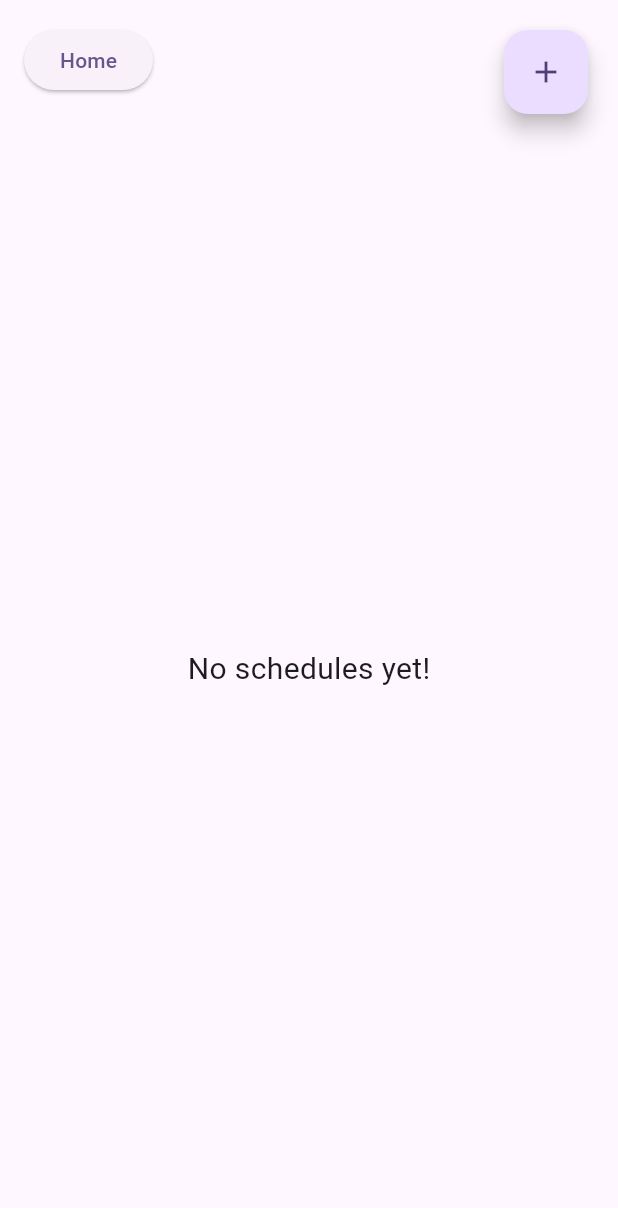
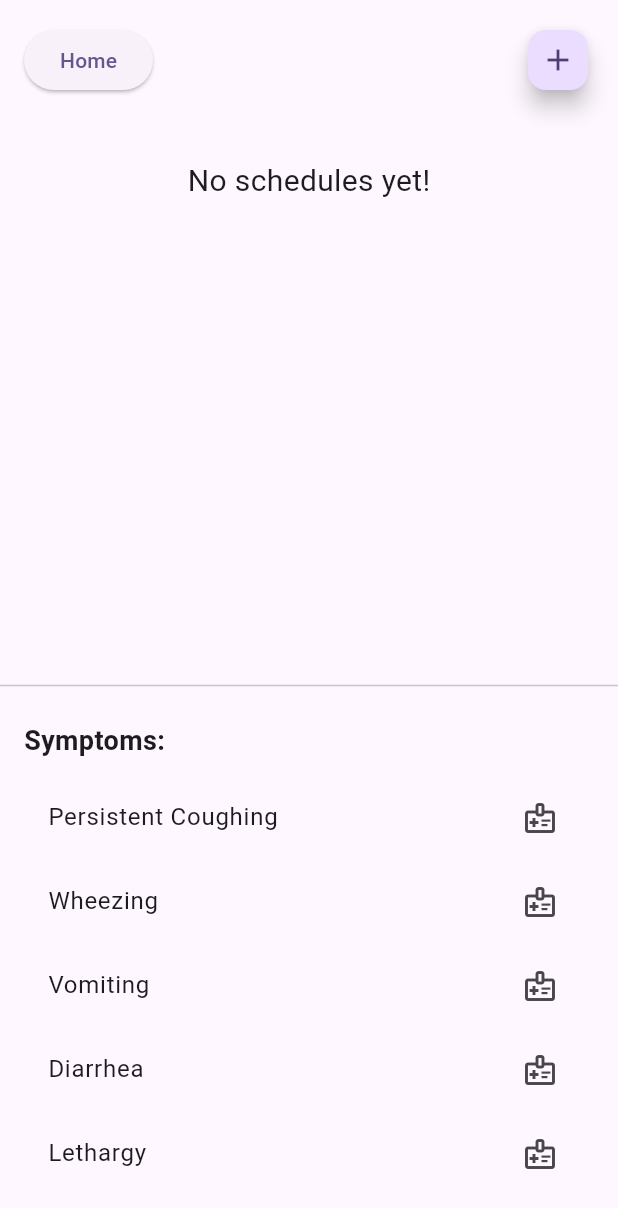
Before and after one commit to Ruhisawant/Pet-Care-App, a Flutter app: the Care screen opened directly, on a phone screen of 412 x 824 dp. Shown: the top 1208 px of the screen. Run offline on Flutter 3.47's test engine with Material 3 defaults, Android fonts, the phone set to English and light mode, and no system bars.

Commit message:
Finished illness guide

```diff
--- a/lib/care.dart
+++ b/lib/care.dart
@@ -25,6 +25,68 @@ class Schedule {
 
 class _CareState extends State<Care> {
   List<Schedule> schedules = [];
+  Map<String, Map<String, List<String>>> symptomDetails = {
+    'Persistent Coughing': {
+      'Potential Illnesses': ['Feline Asthma', 'Bronchitis', 'Heartworm Disease'],
+      'Possible Complications': ['Respiratory distress', 'Lung inflammation'],
+    },
+    'Wheezing': {
+      'Potential Illnesses': ['Asthma, Allergic Reactions', 'Upper Respiratory Infections'],
+      'Possible Complications': ['Breathing difficulties', 'Reduced oxygen intake'],
+    },
+    'Vomiting': {
+      'Potential Illnesses': ['Gastritis', 'Intestinal Parasites', 'Kidney Disease'],
+      'Possible Complications': ['Dehydration', 'electrolyte imbalance'],
+    },
+    'Diarrhea': {
+      'Potential Illnesses': ['Viral Infections', 'Dietary Indiscretion', 'Inflammatory Bowel Disease'],
+      'Possible Complications': ['Severe dehydration', 'nutrient loss'],
+    },
+    'Lethargy': {
+      'Potential Illnesses': ['Feline Leukemia', 'Anemia', 'Depression'],
+      'Possible Complications': ['Weakened immune system', 'progressive health decline'],
+    },
+    'Excessive Scratching': {
+      'Potential Illnesses:': ['Allergic Dermatitis', 'Fleas', 'Mange'],
+      'Possible Complications': ['Skin infections', 'hair loss'],
+    },
+    'Unusual Lumps or Bumps': {
+      'Potential Illnesses': ['Cancer', 'Benign Tumors', 'Skin Infections'],
+      'Possible Complications': ['Metastasis', 'spread of infection'],
+    },
+    'Seizures': {
+      'Potential Illnesses': ['Epilepsy', 'Brain Tumors', 'Toxin Exposure'],
+      'Possible Complications': ['Brain damage', 'physical injury during seizures'],
+    },
+    'Disorientation': {
+      'Potential Illnesses': ['Vestibular Disease', 'Stroke', 'Cognitive Dysfunction'],
+      'Possible Complications': ['Loss of balance', 'reduced quality of life'],
+    },
+    'Dificutly Moving': {
+      'Potential Illnesses': ['Arthritis', 'Spinal Injuries', 'Tumors'],
+      'Possible Complications': ['Reduced mobility', 'pain'],
+    },
+    'Tremors': {
+      'Potential Illnesses': ['Neurological Disorders', 'Nutritional Deficiencies'],
+      'Possible Complications': ['Muscle weakness', 'coordination problems'],
+    },
+    'Overgrown Teeth': {
+      'Potential Illnesses': ['Dental Malocclusion', 'Nutritional Imbalances'],
+      'Possible Complications': ['Difficulty eating', 'mouth pain'],
+    },
+    'Reduced Appetite': {
+      'Potential Illnesses': ['Gastrointestinal Stasis', 'Dental Problems'],
+      'Possible Complications': ['Rapid weight loss', 'organ failure'],
+    },
+    'Unusual Droppings': {
+      'Potential Illnesses': ['Parasitic Infections', 'Dietary Issues'],
+      'Possible Complications': ['Dehydration', 'malnutrition'],
+    },
+    'Nasal Discharge': {
+      'Potential Illnesses': ['Pasteurella', 'Respiratory Infections'],
+      'Possible Complications': ['Chronic respiratory disease'],
+    },
+  };
 
   void createUpdateSchedule({Schedule? schedule}) {
     final nameController = TextEditingController(text: schedule?.name ?? '');
@@ -110,25 +172,87 @@ class _CareState extends State<Care> {
 
   void toggleCompletion(Schedule schedule) => setState(() => schedule.toggleCompletion());
 
+  void _showIllnessAlert(BuildContext context, String symptom) {
+    showDialog(
+      context: context,
+      builder: (BuildContext context) {
+        return AlertDialog(
+          title: Text('Illness Guide: '),
+          content: SingleChildScrollView(
+            child: Column(
+              crossAxisAlignment: CrossAxisAlignment.start,
+              children: [
+                ...symptomDetails[symptom]!.entries.map((entry) {
+                  return Column(
+                    crossAxisAlignment: CrossAxisAlignment.start,
+                    children: [
+                      Text(
+                        '${entry.key}:',
+                        style: TextStyle(fontWeight: FontWeight.bold),
+                      ),
+                      ...entry.value.map((illness) =>
+                        Padding(
+                          padding: const EdgeInsets.only(left: 8.0),
+                          child: Text('• $illness'),
+                        )
+                      ),
+                      SizedBox(height: 10),
+                    ],
+                  );
+                }),
+              ],
+            ),
+          ),
+          actions: <Widget>[
+            TextButton(
+              child: Text('Close'),
+              onPressed: () {
+                Navigator.of(context).pop();
+              },
+            ),
+          ],
+        );
+      },
+    );
+  }
+
   @override
   Widget build(BuildContext context) {
     return Scaffold(
-      body: Stack(
+      body: Column(
         children: [
+          // Top row with Home button and Add Schedule button
           Padding(
-            padding: const EdgeInsets.all(16.0),
-            child: Column(
-              crossAxisAlignment: CrossAxisAlignment.start,
+            padding: EdgeInsets.all(16.0),
+            child: Row(
+              mainAxisAlignment: MainAxisAlignment.spaceBetween,
               children: [
                 ElevatedButton(
                   onPressed: () => Navigator.push(context, MaterialPageRoute(builder: (context) => HomePage())),
                   child: Text('Home'),
                 ),
-                SizedBox(height: 20),
+                FloatingActionButton.small(
+                  onPressed: () => createUpdateSchedule(),
+                  tooltip: 'Add Schedule',
+                  child: Icon(Icons.add),
+                ),
+              ],
+            ),
+          ),
+          SizedBox(height: 10),
+
+          // Top half: Feeding schedule
           Expanded(
-                  child: schedules.isEmpty
+            flex: 1,
+            child: Padding(
+              padding: const EdgeInsets.all(16.0),
+              child: Column(
+                crossAxisAlignment: CrossAxisAlignment.start,
+                children: [
+                  schedules.isEmpty
                       ? Center(child: Text("No schedules yet!", style: TextStyle(fontSize: 20)))
-                      : ListView.builder(
+                      : Expanded(
+                          child: ListView.builder(
                             itemCount: schedules.length,
                             itemBuilder: (context, index) => ScheduleTile(
                               schedule: schedules[index],
@@ -141,13 +265,38 @@ class _CareState extends State<Care> {
                 ],
               ),
             ),
-          Positioned(
-            top: 20,
-            right: 20,
-            child: FloatingActionButton(
-              onPressed: () => createUpdateSchedule(),
-              tooltip: 'Add Schedule',
-              child: Icon(Icons.add),
+          ),
+
+          Divider(),
+
+          // Bottom half: Symptoms list
+          Expanded(
+            flex: 1,
+            child: Padding(
+              padding: const EdgeInsets.all(16.0),
+              child: Column(
+                crossAxisAlignment: CrossAxisAlignment.start,
+                children: [
+                  Text(
+                    'Symptoms:',
+                    style: TextStyle(fontSize: 18, fontWeight: FontWeight.bold),
+                  ),
+                  SizedBox(height: 10),
+                  Expanded(
+                    child: ListView.builder(
+                      itemCount: symptomDetails.keys.length,
+                      itemBuilder: (context, index) {
+                        String symptom = symptomDetails.keys.elementAt(index);
+                        return ListTile(
+                          title: Text(symptom),
+                          onTap: () => _showIllnessAlert(context, symptom),
+                          trailing: Icon(Icons.medical_information_outlined),
+                        );
+                      },
+                    ),
+                  ),
+                ],
+              ),
             ),
           ),
         ],
@@ -162,7 +311,7 @@ class ScheduleTile extends StatelessWidget {
 
   const ScheduleTile({required this.schedule, required this.onToggleCompletion, required this.onDelete, required this.onEdit, super.key});
 
-  @override
+  @override //if the user chooses food add if statement with text box. the tile should be printed like "Feed [pet name] [text] on [date]"
   Widget build(BuildContext context) {
     return Container(
       margin: EdgeInsets.symmetric(vertical: 6),
```
Lines whose indentation alone changed are shown as unchanged.
